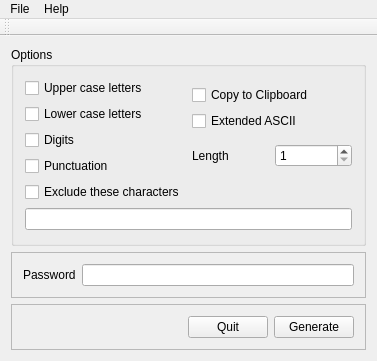
First picture: the form in mainwindow.ui, repository TimAllman/Password-Beaver, before the edit.
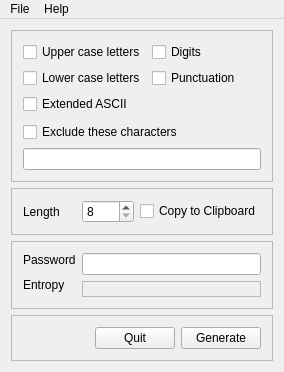
Second picture: the form after the edit. Icons and pictures are not drawn.

Commit message: Added entropy calculation

What changed in the file:
```diff
--- a/mainwindow.ui
+++ b/mainwindow.ui
@@ -6,8 +6,8 @@
    <rect>
     <x>0</x>
     <y>0</y>
-    <width>377</width>
-    <height>361</height>
+    <width>284</width>
+    <height>372</height>
    </rect>
   </property>
   <property name="windowTitle">
@@ -18,26 +18,26 @@
     <normaloff>:/icons/scalable/beaver.svg</normaloff>:/icons/scalable/beaver.svg</iconset>
   </property>
   <widget class="QWidget" name="centralWidget">
-   <layout class="QVBoxLayout" name="verticalLayout_6">
+   <layout class="QVBoxLayout" name="verticalLayout_8">
     <item>
-     <widget class="QGroupBox" name="groupBox_2">
+     <widget class="QFrame" name="frame_2">
       <property name="sizePolicy">
-       <sizepolicy hsizetype="Preferred" vsizetype="Preferred">
+       <sizepolicy hsizetype="Preferred" vsizetype="Maximum">
         <horstretch>0</horstretch>
         <verstretch>0</verstretch>
        </sizepolicy>
       </property>
-      <property name="title">
-       <string>Options</string>
+      <property name="frameShape">
+       <enum>QFrame::StyledPanel</enum>
       </property>
-      <layout class="QVBoxLayout" name="verticalLayout_7">
+      <property name="frameShadow">
+       <enum>QFrame::Raised</enum>
+      </property>
+      <layout class="QVBoxLayout" name="verticalLayout_5">
        <item>
         <layout class="QHBoxLayout" name="horizontalLayout_4">
          <item>
-          <layout class="QVBoxLayout" name="verticalLayout_2">
-           <property name="sizeConstraint">
-            <enum>QLayout::SetMaximumSize</enum>
-           </property>
+          <layout class="QVBoxLayout" name="verticalLayout_4">
            <item>
             <widget class="QCheckBox" name="upperCaseCheckBox">
              <property name="text">
@@ -59,6 +59,17 @@
             </widget>
            </item>
            <item>
+            <widget class="QCheckBox" name="extendedAsciiCheckBox">
+             <property name="text">
+              <string>Extended ASCII</string>
+             </property>
+            </widget>
+           </item>
+          </layout>
+         </item>
+         <item>
+          <layout class="QVBoxLayout" name="verticalLayout_2">
+           <item>
             <widget class="QCheckBox" name="digitsCheckBox">
              <property name="text">
               <string>Digits</string>
@@ -78,31 +89,55 @@
              </property>
             </widget>
            </item>
+           <item>
+            <spacer name="verticalSpacer">
+             <property name="orientation">
+              <enum>Qt::Vertical</enum>
+             </property>
+             <property name="sizeHint" stdset="0">
+              <size>
+               <width>20</width>
+               <height>40</height>
+              </size>
+             </property>
+            </spacer>
+           </item>
           </layout>
          </item>
+        </layout>
+       </item>
          <item>
-          <layout class="QVBoxLayout" name="verticalLayout_5">
+        <layout class="QVBoxLayout" name="verticalLayout_3">
            <item>
-            <layout class="QVBoxLayout" name="verticalLayout_4">
-             <item>
-              <widget class="QCheckBox" name="copyToClipboardCheckBox">
-               <property name="toolTip">
-                <string>&lt;html&gt;&lt;head/&gt;&lt;body&gt;&lt;p&gt;Automatically copy password to clipboard.&lt;/p&gt;&lt;/body&gt;&lt;/html&gt;</string>
-               </property>
+          <widget class="QCheckBox" name="excludeCheckBox">
                <property name="text">
-                <string>Copy to Clipboard</string>
+            <string>Exclude these characters</string>
                </property>
               </widget>
              </item>
              <item>
-              <widget class="QCheckBox" name="extendedAsciiCheckBox">
-               <property name="text">
-                <string>Extended ASCII</string>
+          <widget class="QLineEdit" name="excludeCharsLineEdit">
+           <property name="clearButtonEnabled">
+            <bool>true</bool>
                </property>
               </widget>
              </item>
             </layout>
            </item>
+      </layout>
+     </widget>
+    </item>
+    <item>
+     <widget class="QFrame" name="frame_1">
+      <property name="frameShape">
+       <enum>QFrame::StyledPanel</enum>
+      </property>
+      <property name="frameShadow">
+       <enum>QFrame::Raised</enum>
+      </property>
+      <layout class="QVBoxLayout" name="verticalLayout_6">
+       <item>
+        <layout class="QHBoxLayout" name="horizontalLayout_5">
            <item>
             <layout class="QHBoxLayout" name="horizontalLayout_2">
              <item>
@@ -118,7 +153,7 @@
                 <string>&lt;html&gt;&lt;head/&gt;&lt;body&gt;&lt;p&gt;Set the length of the password.&lt;/p&gt;&lt;/body&gt;&lt;/html&gt;</string>
                </property>
                <property name="minimum">
-                <number>1</number>
+              <number>8</number>
                </property>
                <property name="maximum">
                 <number>100</number>
@@ -130,23 +165,13 @@
              </item>
             </layout>
            </item>
-          </layout>
-         </item>
-        </layout>
-       </item>
        <item>
-        <layout class="QVBoxLayout" name="verticalLayout_3">
-         <item>
-          <widget class="QCheckBox" name="excludeCheckBox">
-           <property name="text">
-            <string>Exclude these characters</string>
+          <widget class="QCheckBox" name="copyToClipboardCheckBox">
+           <property name="toolTip">
+            <string>&lt;html&gt;&lt;head/&gt;&lt;body&gt;&lt;p&gt;Automatically copy password to clipboard.&lt;/p&gt;&lt;/body&gt;&lt;/html&gt;</string>
            </property>
-          </widget>
-         </item>
-         <item>
-          <widget class="QLineEdit" name="excludeCharsLineEdit">
-           <property name="clearButtonEnabled">
-            <bool>true</bool>
+           <property name="text">
+            <string>Copy to Clipboard</string>
            </property>
           </widget>
          </item>
@@ -169,10 +194,10 @@
       <property name="frameShadow">
        <enum>QFrame::Raised</enum>
       </property>
-      <layout class="QVBoxLayout" name="verticalLayout">
-       <item>
         <layout class="QHBoxLayout" name="horizontalLayout_3">
          <item>
+        <layout class="QVBoxLayout" name="verticalLayout_7">
+         <item>
           <widget class="QLabel" name="label_2">
            <property name="sizePolicy">
             <sizepolicy hsizetype="Minimum" vsizetype="Maximum">
@@ -186,6 +211,23 @@
           </widget>
          </item>
          <item>
+          <widget class="QLabel" name="label">
+           <property name="sizePolicy">
+            <sizepolicy hsizetype="Maximum" vsizetype="Preferred">
+             <horstretch>0</horstretch>
+             <verstretch>0</verstretch>
+            </sizepolicy>
+           </property>
+           <property name="text">
+            <string>Entropy</string>
+           </property>
+          </widget>
+         </item>
+        </layout>
+       </item>
+       <item>
+        <layout class="QVBoxLayout" name="verticalLayout">
+         <item>
           <widget class="QLineEdit" name="passwordLineEdit">
            <property name="sizePolicy">
             <sizepolicy hsizetype="MinimumExpanding" vsizetype="Fixed">
@@ -193,6 +235,31 @@
              <verstretch>0</verstretch>
             </sizepolicy>
            </property>
+           <property name="readOnly">
+            <bool>true</bool>
+           </property>
+          </widget>
+         </item>
+         <item>
+          <widget class="QLabel" name="entropyLabel">
+           <property name="sizePolicy">
+            <sizepolicy hsizetype="Minimum" vsizetype="Preferred">
+             <horstretch>0</horstretch>
+             <verstretch>0</verstretch>
+            </sizepolicy>
+           </property>
+           <property name="cursor">
+            <cursorShape>ArrowCursor</cursorShape>
+           </property>
+           <property name="toolTip">
+            <string>The entropy of the password in bits.</string>
+           </property>
+           <property name="frameShape">
+            <enum>QFrame::StyledPanel</enum>
+           </property>
+           <property name="text">
+            <string/>
+           </property>
           </widget>
          </item>
         </layout>
@@ -215,7 +282,7 @@
        <enum>QFrame::StyledPanel</enum>
       </property>
       <property name="frameShadow">
-       <enum>QFrame::Raised</enum>
+       <enum>QFrame::Plain</enum>
       </property>
       <layout class="QHBoxLayout" name="horizontalLayout">
        <item>
@@ -261,7 +328,7 @@
     <rect>
      <x>0</x>
      <y>0</y>
-     <width>377</width>
+     <width>284</width>
      <height>20</height>
     </rect>
    </property>
@@ -282,14 +349,6 @@
    <addaction name="menuFile"/>
    <addaction name="menuHelp"/>
   </widget>
-  <widget class="QToolBar" name="mainToolBar">
-   <attribute name="toolBarArea">
-    <enum>TopToolBarArea</enum>
-   </attribute>
-   <attribute name="toolBarBreak">
-    <bool>false</bool>
-   </attribute>
-  </widget>
   <action name="exitAction">
    <property name="icon">
     <iconset resource="genpw.qrc">
```
Left out of the diff: 14 changed lines with no effect on the pictures. Lines whose indentation alone changed are shown as unchanged. The commit also changes 11 other files.
